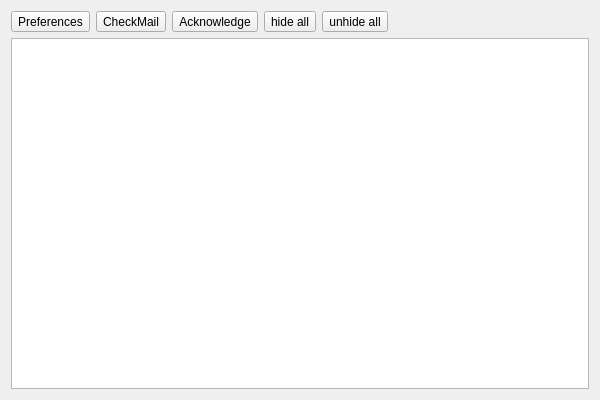
This is qtincoming.ui in hardaker/qmailcheck as Qt 5 draws it before an edit. The edited form follows.
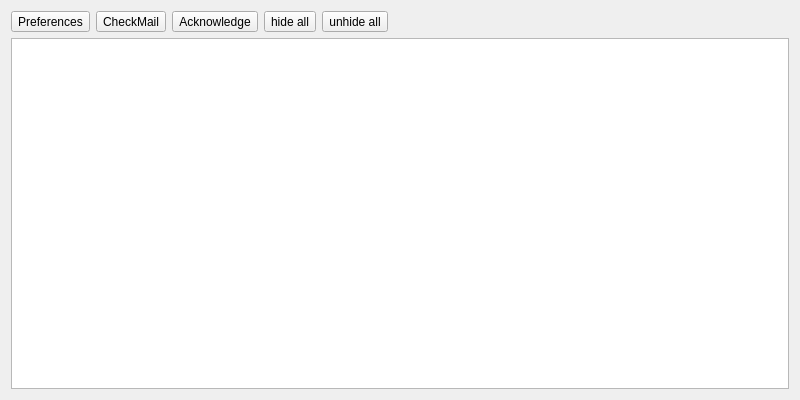
This is the edited form.

Diff of the .ui file:
```diff
--- a/qtincoming.ui
+++ b/qtincoming.ui
@@ -6,7 +6,7 @@
    <rect>
     <x>0</x>
     <y>0</y>
-    <width>600</width>
+    <width>800</width>
     <height>400</height>
    </rect>
   </property>
```
